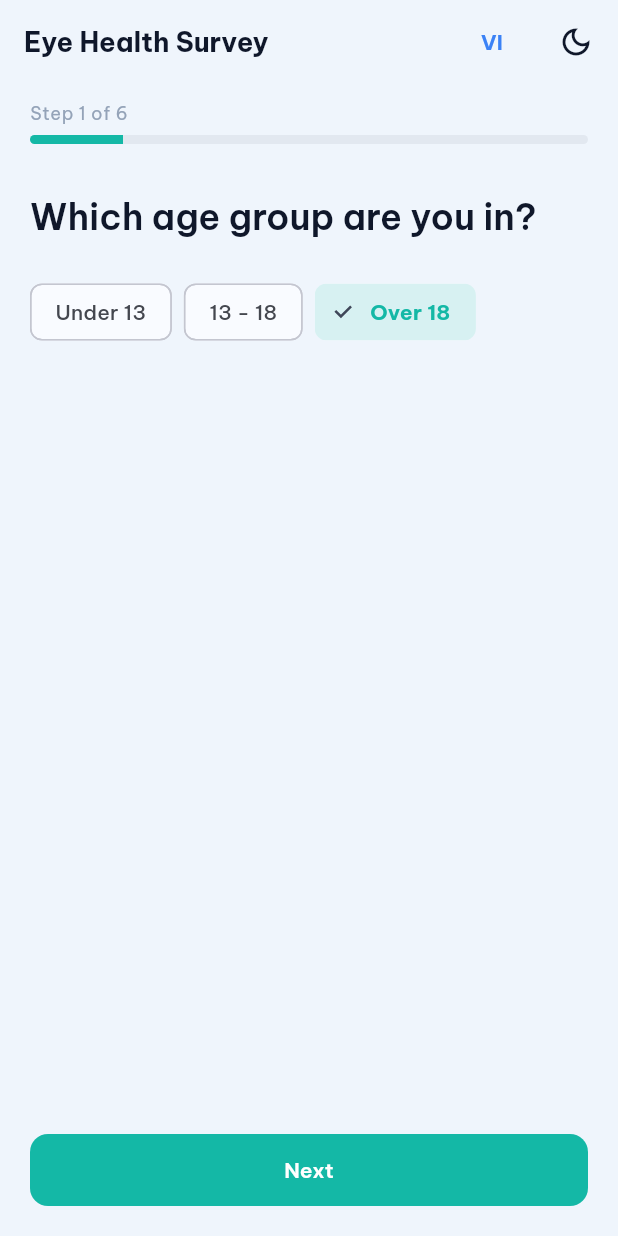
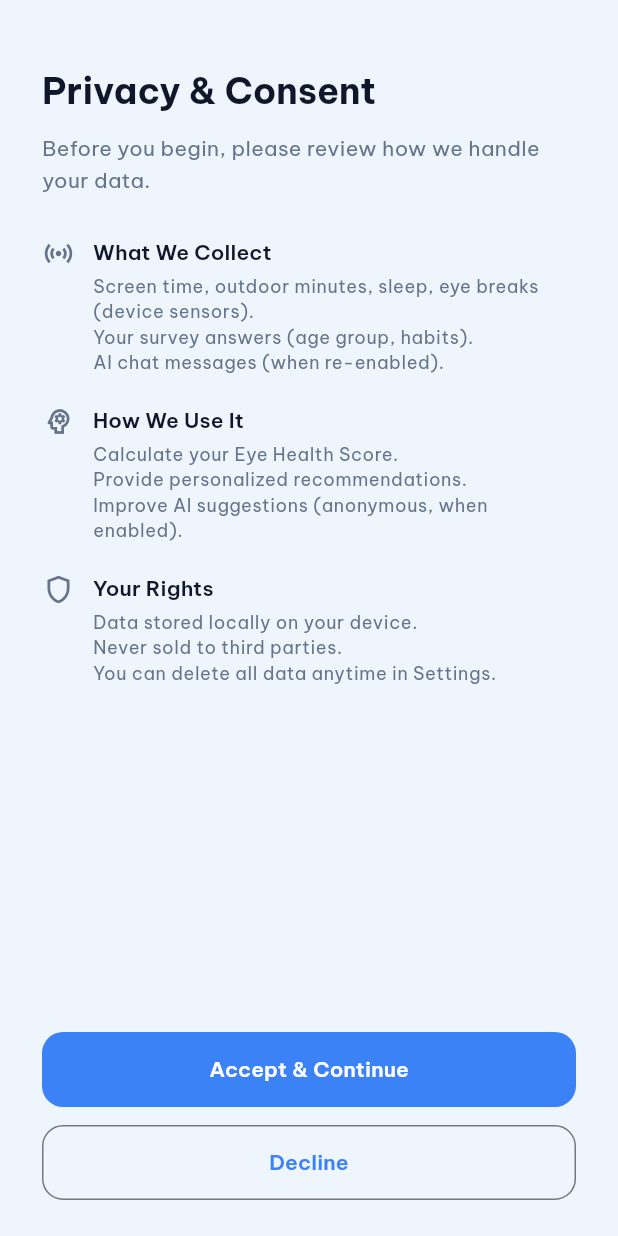
Before and after one commit to Supertime1236/eye_care_ai, a Flutter app: the screen it shows after launch, on a phone screen of 412 x 824 dp. Run offline on Flutter 3.47's test engine with Material 3 defaults, Android fonts, the phone set to English and light mode, and no system bars; our stand-ins replace dio, firebase_auth, firebase_core, fl_chart, flutter_local_notifications, geolocator and 7 more; missing offline and left inert: android_intent_plus, health, light; accounts and stored records are empty.

Commit message:
feat: add PDPD/GDPR consent scaffold (first-launch)

````diff
--- a/lib/main.dart
+++ b/lib/main.dart
@@ -13,9 +13,11 @@ import 'providers/reminder_provider.dart';
 import 'providers/settings_more_provider.dart';
 import 'providers/settings_provider.dart';
 import 'providers/theme_provider.dart';
+import 'screens/consent_screen.dart';
 import 'screens/habits_survey_screen.dart';
 import 'screens/login_screen.dart';
 import 'screens/main_shell.dart';
+import 'services/analytics_service.dart';
 import 'services/device_data_service.dart';
 import 'services/notification_service.dart';
 import 'theme/app_theme.dart';
@@ -80,12 +82,14 @@ class _AppGate extends StatefulWidget {
 
 class _AppGateState extends State<_AppGate> {
   late final Future<bool> _surveyCompletedFuture;
+  late final Future<bool> _consentGivenFuture;
   AuthProvider? _authProvider;
 
   @override
   void initState() {
     super.initState();
     _surveyCompletedFuture = DeviceDataService.instance.isSurveyCompleted();
+    _consentGivenFuture = AnalyticsService.instance.init().then((_) => AnalyticsService.instance.consentGiven);
     WidgetsBinding.instance.addPostFrameCallback((_) {
       NotificationService.instance.requestDeferredSystemPermissions();
     });
@@ -122,6 +126,17 @@ class _AppGateState extends State<_AppGate> {
   @override
   Widget build(BuildContext context) {
     return FutureBuilder<bool>(
+      future: _consentGivenFuture,
+      builder: (context, consentSnapshot) {
+        if (!consentSnapshot.hasData) {
+          return const Scaffold(body: Center(child: CircularProgressIndicator()));
+        }
+        // Consent not given → show consent screen
+        if (consentSnapshot.data != true) {
+          return const ConsentScreen();
+        }
+        // Consent given → check survey
+        return FutureBuilder<bool>(
           future: _surveyCompletedFuture,
           builder: (context, snapshot) {
             if (!snapshot.hasData) {
@@ -132,11 +147,12 @@ class _AppGateState extends State<_AppGate> {
                 context.read<HabitProvider>().setSurveyCompleted(true);
               });
               final isLoggedIn = context.read<AuthProvider>().isLoggedIn;
-          debugPrint('🚪 _AppGate build: isLoggedIn=$isLoggedIn');
               return isLoggedIn ? const MainShell() : const LoginScreen();
             }
             return const HabitsSurveyScreen(mandatory: true);
           },
         );
+      },
+    );
   }
 }
--- a/lib/models/app_strings.dart
+++ b/lib/models/app_strings.dart
@@ -522,6 +522,32 @@ class AppStrings {
   String get twoFactorAuthOffDesc =>
       vi ? 'Thêm bước xác minh email khi đăng nhập' : 'Adds an email verification step at login';
   String get loginRequired => vi ? 'Cần đăng nhập' : 'Login required';
+
+  // ---- Consent screen ----
+  String get consentTitle => vi ? 'Quyền riêng tư & Đồng ý' : 'Privacy & Consent';
+  String get consentSubtitle => vi
+      ? 'Trước khi bắt đầu, vui lòng xem cách chúng tôi xử lý dữ liệu của bạn.'
+      : 'Before you begin, please review how we handle your data.';
+  String get consentCollectTitle => vi ? 'Dữ liệu thu thập' : 'What We Collect';
+  String get consentCollectBody => vi
+      ? 'Thời gian sử dụng, thời gian ngoài trời, giấc ngủ, nghỉ mắt (cảm biến thiết bị).\nCâu trả lời khảo sát của bạn (nhóm tuổi, thói quen).\nTin nhắn chat AI (khi tính năng được bật lại).'
+      : 'Screen time, outdoor minutes, sleep, eye breaks (device sensors).\nYour survey answers (age group, habits).\nAI chat messages (when re-enabled).';
+  String get consentUseTitle => vi ? 'Mục đích sử dụng' : 'How We Use It';
+  String get consentUseBody => vi
+      ? 'Tính điểm sức khỏe mắt.\nĐưa ra gợi ý cá nhân hóa.\nCải thiện AI (ẩn danh, khi bật).'
+      : 'Calculate your Eye Health Score.\nProvide personalized recommendations.\nImprove AI suggestions (anonymous, when enabled).';
+  String get consentRightsTitle => vi ? 'Quyền của bạn' : 'Your Rights';
+  String get consentRightsBody => vi
+      ? 'Dữ liệu lưu cục bộ trên thiết bị.\nKhông bao giờ bán cho bên thứ ba.\nCó thể xóa mọi dữ liệu bất kỳ lúc nào trong Cài đặt.'
+      : 'Data stored locally on your device.\nNever sold to third parties.\nYou can delete all data anytime in Settings.';
+  String get consentAccept => vi ? 'Chấp nhận & Tiếp tục' : 'Accept & Continue';
+  String get consentDecline => vi ? 'Từ chối' : 'Decline';
+  String get consentWithdraw => vi ? 'Rút đồng ý' : 'Withdraw Consent';
+  String get consentWithdrawDesc => vi
+      ? 'Rút đồng ý sẽ xóa tất cả dữ liệu và đặt lại ứng dụng.'
+      : 'Withdrawing consent will delete all data and reset the app.';
+
+  // ---- Export ----
   String get exportMyData => vi ? 'Xuất dữ liệu của tôi' : 'Export My Data';
   String get exportMyDataDone =>
       vi ? 'Dữ liệu của bạn đã sẵn sàng để tải xuống.' : 'Your data export is ready.';
--- /dev/null
+++ b/lib/screens/consent_screen.dart
@@ -0,0 +1,145 @@
+import 'dart:io';
+
+import 'package:flutter/material.dart';
+import 'package:provider/provider.dart';
+
+import '../providers/language_provider.dart';
+import '../services/analytics_service.dart';
+import '../theme/app_colors.dart';
+
+/// First-launch consent screen shown before survey.
+/// Must accept to use the app — PDPD/GDPR requirement.
+class ConsentScreen extends StatelessWidget {
+  const ConsentScreen({super.key});
+
+  @override
+  Widget build(BuildContext context) {
+    final strings = context.watch<LanguageProvider>().strings;
+
+    return PopScope(
+      canPop: false,
+      child: Scaffold(
+        body: SafeArea(
+          child: Padding(
+            padding: const EdgeInsets.symmetric(horizontal: 28, vertical: 24),
+            child: Column(
+              crossAxisAlignment: CrossAxisAlignment.start,
+              children: [
+                const SizedBox(height: 20),
+                Text(
+                  strings.consentTitle,
+                  style: Theme.of(context).textTheme.headlineSmall?.copyWith(
+                        fontWeight: FontWeight.w700,
+                      ),
+                ),
+                const SizedBox(height: 12),
+                Text(
+                  strings.consentSubtitle,
+                  style: Theme.of(context).textTheme.bodyMedium?.copyWith(
+                        color: AppColors.textSecondary,
+                        height: 1.5,
+                      ),
+                ),
+                const SizedBox(height: 28),
+                _Section(
+                  icon: Icons.sensors_outlined,
+                  title: strings.consentCollectTitle,
+                  body: strings.consentCollectBody,
+                ),
+                const SizedBox(height: 20),
+                _Section(
+                  icon: Icons.psychology_outlined,
+                  title: strings.consentUseTitle,
+                  body: strings.consentUseBody,
+                ),
+                const SizedBox(height: 20),
+                _Section(
+                  icon: Icons.shield_outlined,
+                  title: strings.consentRightsTitle,
+                  body: strings.consentRightsBody,
+                ),
+                const Spacer(),
+                SizedBox(
+                  width: double.infinity,
+                  child: FilledButton(
+                    onPressed: () async {
+                      await AnalyticsService.instance.setConsentGiven(true);
+                      if (context.mounted) {
+                        Navigator.of(context).pushReplacementNamed('/');
+                      }
+                    },
+                    style: FilledButton.styleFrom(
+                      padding: const EdgeInsets.symmetric(vertical: 15),
+                      shape: RoundedRectangleBorder(
+                        borderRadius: BorderRadius.circular(14),
+                      ),
+                    ),
+                    child: Text(strings.consentAccept),
+                  ),
+                ),
+                const SizedBox(height: 12),
+                SizedBox(
+                  width: double.infinity,
+                  child: OutlinedButton(
+                    onPressed: () => exit(0),
+                    style: OutlinedButton.styleFrom(
+                      padding: const EdgeInsets.symmetric(vertical: 15),
+                      shape: RoundedRectangleBorder(
+                        borderRadius: BorderRadius.circular(14),
+                      ),
+                    ),
+                    child: Text(strings.consentDecline),
+                  ),
+                ),
+              ],
+            ),
+          ),
+        ),
+      ),
+    );
+  }
+}
+
+class _Section extends StatelessWidget {
+  const _Section({
+    required this.icon,
+    required this.title,
+    required this.body,
+  });
+
+  final IconData icon;
+  final String title;
+  final String body;
+
+  @override
+  Widget build(BuildContext context) {
+    return Row(
+      crossAxisAlignment: CrossAxisAlignment.start,
+      children: [
+        Icon(icon, size: 22, color: AppColors.textSecondary),
+        const SizedBox(width: 12),
+        Expanded(
+          child: Column(
+            crossAxisAlignment: CrossAxisAlignment.start,
+            children: [
+              Text(
+                title,
+                style: Theme.of(context).textTheme.titleSmall?.copyWith(
+                      fontWeight: FontWeight.w600,
+                    ),
+              ),
+              const SizedBox(height: 4),
+              Text(
+                body,
+                style: Theme.of(context).textTheme.bodySmall?.copyWith(
+                      color: AppColors.textSecondary,
+                      height: 1.4,
+                    ),
+              ),
+            ],
+          ),
+        ),
+      ],
+    );
+  }
+}
--- a/lib/services/analytics_service.dart
+++ b/lib/services/analytics_service.dart
@@ -1,6 +1,6 @@
 import 'package:shared_preferences/shared_preferences.dart';
 
-/// Singleton service that gates all anonymous usage analytics.
+/// Singleton service that gates all anonymous usage analytics and consent.
 ///
 /// Every analytics call in the app MUST check [isEnabled] before logging.
 /// When disabled, no data leaves the device. When enabled, anonymous events
@@ -14,15 +14,22 @@ class AnalyticsService {
   static final AnalyticsService instance = AnalyticsService._();
 
   static const _kEnabledKey = 'data_collection_enabled';
+  static const _kConsentGivenKey = 'consent_given';
+  static const _kConsentTimestampKey = 'consent_timestamp';
   bool _enabled = true;
+  bool _consentGiven = false;
 
   /// Whether analytics collection is currently enabled.
   bool get isEnabled => _enabled;
 
-  /// Load persisted value from SharedPreferences. Call once at app start.
+  /// Whether user has given consent for data collection.
+  bool get consentGiven => _consentGiven;
+
+  /// Load persisted values from SharedPreferences. Call once at app start.
   Future<void> init() async {
     final prefs = await SharedPreferences.getInstance();
     _enabled = prefs.getBool(_kEnabledKey) ?? true;
+    _consentGiven = prefs.getBool(_kConsentGivenKey) ?? false;
   }
 
   /// Persist the toggle value. Called by `SettingsMoreProvider.setDataCollection`.
@@ -32,13 +39,19 @@ class AnalyticsService {
     await prefs.setBool(_kEnabledKey, value);
   }
 
+  /// Persist consent status. Called by ConsentScreen.
+  Future<void> setConsentGiven(bool value) async {
+    _consentGiven = value;
+    final prefs = await SharedPreferences.getInstance();
+    await prefs.setBool(_kConsentGivenKey, value);
+    if (value) {
+      await prefs.setString(_kConsentTimestampKey, DateTime.now().toIso8601String());
+    }
+  }
+
   // ---- Logging stubs (future: send to analytics endpoint) ----
 
   /// Log an anonymous event. No-op when disabled.
-  ///
-  /// ```dart
-  /// AnalyticsService.instance.logEvent('habit_completed', {'habit': 'outdoor'});
-  /// ```
   void logEvent(String name, [Map<String, dynamic>? params]) {
     if (!_enabled) return;
     // TODO: implement actual logging (e.g., PostHog, Firebase Analytics, or self-hosted)
````
Lines whose indentation alone changed are shown as unchanged.
